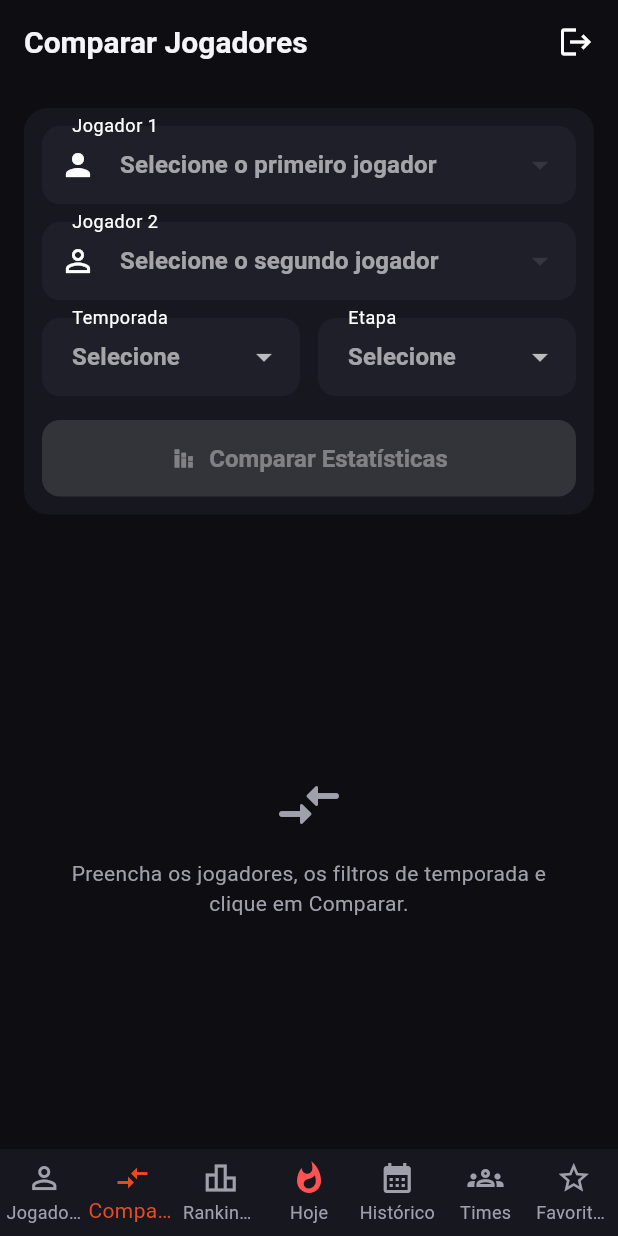
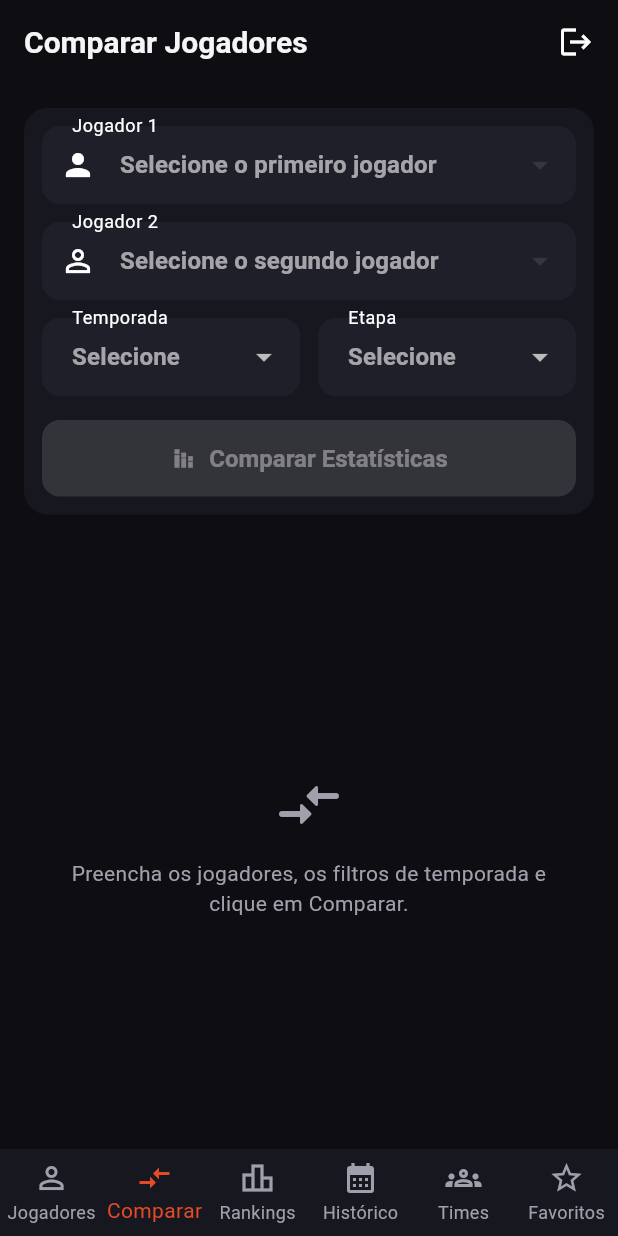
Before and after one commit to tiago-moroni6340/estatisticas-jogadores-nba, a Flutter app: the HomeScreen screen opened directly, item 2 of the bottom bar chosen, on a phone screen of 412 x 824 dp. Run offline on Flutter 3.47's test engine with Material 3 defaults, Android fonts, the phone set to English and light mode, and no system bars; our stand-ins replace flutter_secure_storage, shared_preferences; accounts and stored records are empty; network calls fail.

Commit message:
Remove LiveGamesScreen from HomeScreen navigation
Removed LiveGamesScreen from the navigation list and adjusted the screens accordingly.

```diff
--- a/interface/lib/screens/home_screen.dart
+++ b/interface/lib/screens/home_screen.dart
@@ -1,4 +1,3 @@
-// Dentro de screens/home_screen.dart
 import 'package:flutter/material.dart';
 import 'package:provider/provider.dart';
 import '../providers/auth_provider.dart';
@@ -9,7 +8,6 @@ import 'compare_screen.dart';
 import 'ranking_screen.dart';
 import 'historico_games_screen.dart';
 import 'login_screen.dart';
-import 'live_games_screen.dart';
 
 class HomeScreen extends StatefulWidget {
   const HomeScreen({super.key});
@@ -21,13 +19,11 @@ class HomeScreen extends StatefulWidget {
 class _HomeScreenState extends State<HomeScreen> {
   int _indice = 0;
 
-  // 2. INCLUIR NA LISTA DE TELAS (Coloquei como o quarto índice)
   final _telas = const [
     PlayersScreen(),
     CompareScreen(),
     RankingScreen(),
-    LiveGamesScreen(),      // Tela com WebSocket
-    HistoricoGamesScreen(), // Nova tela de histórico (Sem erros!)
+    HistoricoGamesScreen(),
     TeamsScreen(),
     FavoritesScreen(),
   ];
@@ -64,14 +60,12 @@ class _HomeScreenState extends State<HomeScreen> {
       bottomNavigationBar: BottomNavigationBar(
         currentIndex: _indice,
         onTap: (i) => setState(() => _indice = i),
-        type: BottomNavigationBarType.fixed, // Use fixed se passar de 3-4 itens para os ícones não sumirem
+        type: BottomNavigationBarType.fixed,
         items: const [
           BottomNavigationBarItem(icon: Icon(Icons.person_outline), label: 'Jogadores'),
           BottomNavigationBarItem(icon: Icon(Icons.compare_arrows), label: 'Comparar'),
           BottomNavigationBarItem(icon: Icon(Icons.leaderboard_outlined), label: 'Rankings'),
 
-          // NOVO ÍCONE PARA AO VIVO
-          BottomNavigationBarItem(icon: Icon(Icons.whatshot, color: Colors.redAccent), label: 'Hoje'),
 
           BottomNavigationBarItem(icon: Icon(Icons.calendar_month), label: 'Histórico'),
           BottomNavigationBarItem(icon: Icon(Icons.groups_outlined), label: 'Times'),
```
